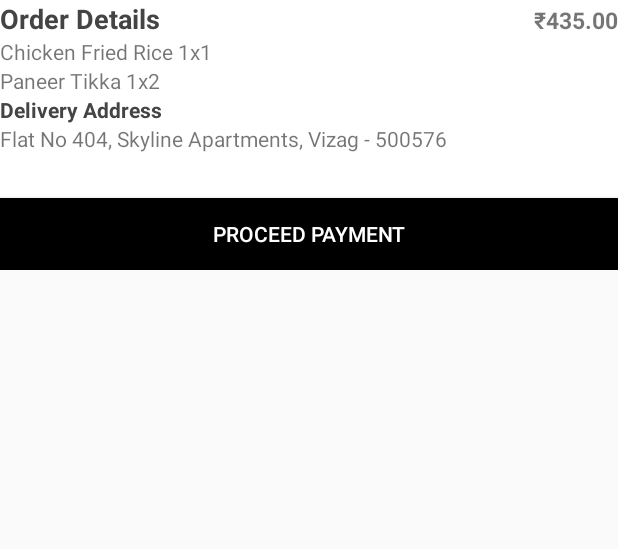
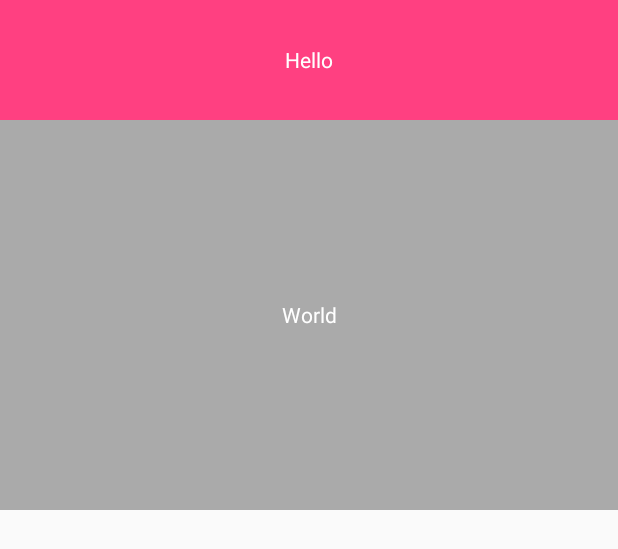
Before and after one commit to EarlSquad/MenuMan, an Android app: the layout bottom_sheet.xml on its own in the app's theme, with its tools: preview values and no code run, on a phone screen of 412 x 824 dp. Shown: the top 549 px of the screen. Run offline under Robolectric (Android 15) with nearby library versions, the phone set to English and light mode, and no system bars.

Commit message:
Added basic bottom sheet

```diff
--- a/app/build.gradle
+++ b/app/build.gradle
@@ -44,6 +44,4 @@ dependencies {
     androidTestImplementation('com.android.support.test.espresso:espresso-core:3.0.2', {
         exclude group: 'com.android.support', module: 'support-annotations'
     })
-    compile 'com.jakewharton:butterknife:8.8.1'
-    annotationProcessor 'com.jakewharton:butterknife-compiler:8.8.1'
 }
--- a/app/src/main/res/layout/bottom_sheet.xml
+++ b/app/src/main/res/layout/bottom_sheet.xml
@@ -3,71 +3,26 @@
               xmlns:app="http://schemas.android.com/apk/res-auto"
               android:id="@+id/bottom_sheet"
               android:layout_width="match_parent"
-android:layout_height="wrap_content"
-android:background="#fff"
+              android:layout_height="340dp"
+              android:background="@android:color/darker_gray"
               android:orientation="vertical"
               app:behavior_hideable="true"
-app:behavior_peekHeight="56dp"
+              app:behavior_peekHeight="80dp"
               app:layout_behavior="android.support.design.widget.BottomSheetBehavior">
 
-<LinearLayout
+    <TextView
         android:layout_width="match_parent"
-    android:layout_height="wrap_content"
-    android:orientation="horizontal"
-    android:layout_gravity="center_vertical"
-    android:weightSum="3">
+        android:layout_height="80dp"
+        android:background="@color/colorAccent"
+        android:gravity="center"
+        android:text="Hello"
+        android:textColor="@android:color/white" />
 
     <TextView
-        android:layout_width="0dp"
-        android:layout_height="wrap_content"
-        android:layout_weight="2"
-        android:text="Order Details"
-        android:textColor="#444"
-        android:textSize="18dp"
-        android:textStyle="bold" />
-
-    <TextView
-        android:layout_width="0dp"
-        android:gravity="right"
-        android:layout_height="wrap_content"
-        android:layout_weight="1"
-        android:textStyle="bold"
-        android:textSize="15dp"
-        android:text="₹435.00">
-
-    </TextView>
-</LinearLayout>
-
-
-<TextView
-    android:layout_width="wrap_content"
-    android:layout_height="wrap_content"
-    android:text="Chicken Fried Rice 1x1" />
-
-<TextView
-    android:layout_width="wrap_content"
-    android:layout_height="wrap_content"
-    android:text="Paneer Tikka 1x2" />
-
-<TextView
-    android:layout_width="wrap_content"
-    android:layout_height="wrap_content"
-    android:text="Delivery Address"
-    android:textColor="#444"
-    android:textStyle="bold" />
-
-<TextView
-    android:layout_width="wrap_content"
-    android:layout_height="wrap_content"
-    android:text="Flat No 404, Skyline Apartments, Vizag - 500576" />
-
-<Button
         android:layout_width="match_parent"
-    android:layout_height="wrap_content"
-    android:layout_marginTop="30dp"
-    android:background="#000"
-    android:foreground="?attr/selectableItemBackground"
-    android:text="PROCEED PAYMENT"
-    android:textColor="#fff" />
+        android:layout_height="match_parent"
+        android:gravity="center"
+        android:text="World"
+        android:textColor="@android:color/white" />
 
 </LinearLayout>
```
Also changed, not shown: app/src/main/java/org/earlsquad/menuman/CameraActivity.java (+1 -14 lines), app/src/main/res/layout/activity_camera.xml (+15 -33 lines). Lines whose indentation alone changed are shown as unchanged.
